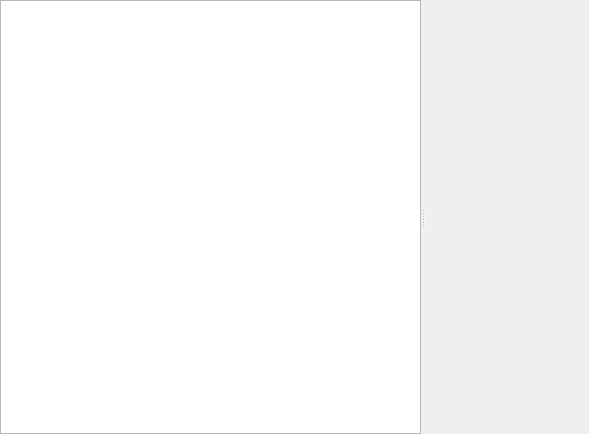
First picture: the form in ResultWizardPage.ui, repository congchenutd/DuplicateFinder, before the edit.
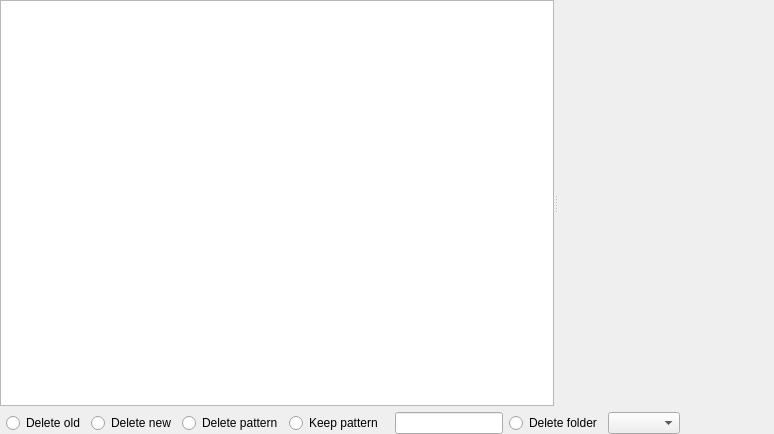
Second picture: the form after the edit. Custom widgets are drawn as their Qt base class.

```diff
--- a/ResultWizardPage.ui
+++ b/ResultWizardPage.ui
@@ -6,14 +6,14 @@
    <rect>
     <x>0</x>
     <y>0</y>
-    <width>589</width>
+    <width>774</width>
     <height>434</height>
    </rect>
   </property>
   <property name="windowTitle">
    <string>WizardPage</string>
   </property>
-  <layout class="QVBoxLayout" name="verticalLayout">
+  <layout class="QGridLayout" name="gridLayout">
    <property name="leftMargin">
     <number>0</number>
    </property>
@@ -26,7 +26,7 @@
    <property name="bottomMargin">
     <number>0</number>
    </property>
-   <item>
+   <item row="0" column="0" colspan="10">
     <widget class="QSplitter" name="splitter">
      <property name="sizePolicy">
       <sizepolicy hsizetype="Expanding" vsizetype="Expanding">
@@ -41,6 +41,60 @@
      <widget class="PreviewWidget" name="previewWidget" native="true"/>
     </widget>
    </item>
+   <item row="1" column="2">
+    <widget class="QRadioButton" name="radioDeleteNew">
+     <property name="text">
+      <string>Delete new</string>
+     </property>
+    </widget>
+   </item>
+   <item row="1" column="7">
+    <widget class="QRadioButton" name="radioDeleteFolder">
+     <property name="text">
+      <string>Delete folder</string>
+     </property>
+    </widget>
+   </item>
+   <item row="1" column="4">
+    <widget class="QRadioButton" name="radioKeepPattern">
+     <property name="text">
+      <string>Keep pattern</string>
+     </property>
+    </widget>
+   </item>
+   <item row="1" column="9">
+    <spacer name="horizontalSpacer">
+     <property name="orientation">
+      <enum>Qt::Horizontal</enum>
+     </property>
+     <property name="sizeHint" stdset="0">
+      <size>
+       <width>40</width>
+       <height>20</height>
+      </size>
+     </property>
+    </spacer>
+   </item>
+   <item row="1" column="1">
+    <widget class="QRadioButton" name="radioDeleteOld">
+     <property name="text">
+      <string>Delete old</string>
+     </property>
+    </widget>
+   </item>
+   <item row="1" column="8">
+    <widget class="QComboBox" name="comboFolders"/>
+   </item>
+   <item row="1" column="6">
+    <widget class="QLineEdit" name="lePattern"/>
+   </item>
+   <item row="1" column="3">
+    <widget class="QRadioButton" name="radioDeletePattern">
+     <property name="text">
+      <string>Delete pattern</string>
+     </property>
+    </widget>
+   </item>
   </layout>
  </widget>
  <customwidgets>
```
Left out of the diff: 6 changed lines with no effect on the pictures.
